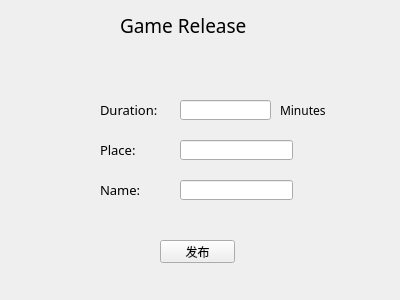
Old version of the form adminwindow.ui in the repository NGzzSupud/SchoolSport.
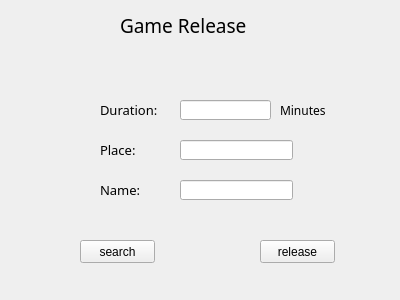
New version of the form.

What changed in the file:
```diff
--- a/adminwindow.ui
+++ b/adminwindow.ui
@@ -137,14 +137,14 @@
   <widget class="QPushButton" name="pushButton_release">
    <property name="geometry">
     <rect>
-     <x>160</x>
+     <x>260</x>
      <y>240</y>
      <width>75</width>
      <height>23</height>
     </rect>
    </property>
    <property name="text">
-    <string>发布</string>
+    <string>release</string>
    </property>
   </widget>
   <widget class="QLineEdit" name="lineEdit">
@@ -157,6 +157,19 @@
     </rect>
    </property>
   </widget>
+  <widget class="QPushButton" name="pushButton_search">
+   <property name="geometry">
+    <rect>
+     <x>80</x>
+     <y>240</y>
+     <width>75</width>
+     <height>23</height>
+    </rect>
+   </property>
+   <property name="text">
+    <string>search</string>
+   </property>
+  </widget>
  </widget>
  <resources/>
  <connections/>
```
